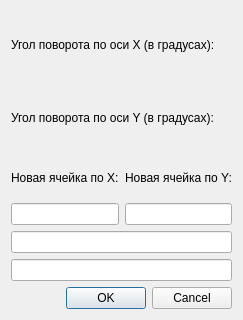
Before: the Qt Designer form Proj/rotationchooser.ui in TheSawIsTheLaw/ComputerGraphicsCoursework, drawn with Qt 5.
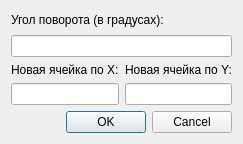
After: the same form once the commit is applied.

The edit to the form file:
```diff
--- a/Proj/rotationchooser.ui
+++ b/Proj/rotationchooser.ui
@@ -7,7 +7,7 @@
     <x>0</x>
     <y>0</y>
     <width>240</width>
-    <height>320</height>
+    <height>144</height>
    </rect>
   </property>
   <property name="windowTitle">
@@ -17,16 +17,12 @@
    <item>
     <widget class="QLabel" name="label">
      <property name="text">
-      <string>Угол поворота по оси X (в градусах):</string>
+      <string>Угол поворота (в градусах):</string>
      </property>
     </widget>
    </item>
    <item>
-    <widget class="QLabel" name="label_2">
-     <property name="text">
-      <string>Угол поворота по оси Y (в градусах):</string>
-     </property>
-    </widget>
+    <widget class="QLineEdit" name="lineEdit"/>
    </item>
    <item>
     <layout class="QGridLayout" name="gridLayout">
@@ -52,12 +48,6 @@
      </item>
     </layout>
    </item>
-   <item>
-    <widget class="QLineEdit" name="lineEdit"/>
-   </item>
-   <item>
-    <widget class="QLineEdit" name="lineEdit_2"/>
-   </item>
    <item>
     <widget class="QDialogButtonBox" name="buttonBox">
      <property name="orientation">
```
